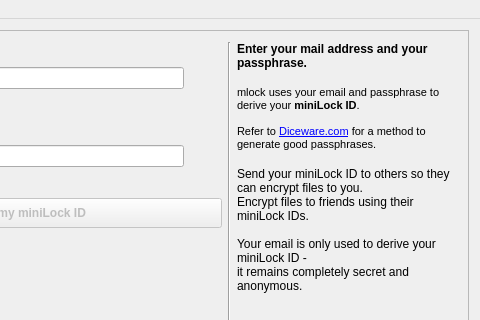
Qt form src/gui/qt-widgets/mlock-gui/mlockmainwindow.ui (andre-simon/mikrolock) before a commit; both pictures show x 217 to 697 and y 0 to 320 of the 697 by 474 pixel window.
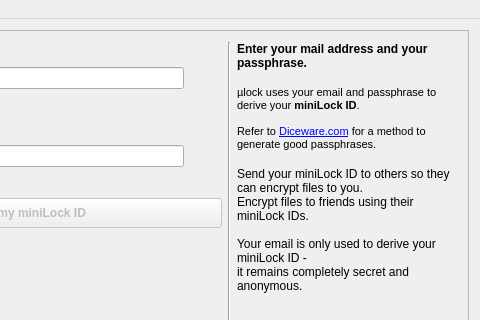
The same form after that commit. The open tabs and pages were chosen to show the change. Icons and pictures are not drawn.

The edit to the form file:
```diff
--- a/src/gui/qt-widgets/mlock-gui/mlockmainwindow.ui
+++ b/src/gui/qt-widgets/mlock-gui/mlockmainwindow.ui
@@ -303,7 +303,7 @@
 &lt;html&gt;&lt;head&gt;&lt;meta name=&quot;qrichtext&quot; content=&quot;1&quot; /&gt;&lt;style type=&quot;text/css&quot;&gt;
 p, li { white-space: pre-wrap; }
 &lt;/style&gt;&lt;/head&gt;&lt;body style=&quot; font-family:'Sans Serif'; font-size:8pt; font-weight:400; font-style:normal;&quot;&gt;
-&lt;p style=&quot; margin-top:0px; margin-bottom:0px; margin-left:0px; margin-right:0px; -qt-block-indent:0; text-indent:0px;&quot;&gt;mlock uses your email and passphrase to derive your &lt;span style=&quot; font-weight:600;&quot;&gt;miniLock ID&lt;/span&gt;.&lt;/p&gt;
+&lt;p style=&quot; margin-top:0px; margin-bottom:0px; margin-left:0px; margin-right:0px; -qt-block-indent:0; text-indent:0px;&quot;&gt;µlock uses your email and passphrase to derive your &lt;span style=&quot; font-weight:600;&quot;&gt;miniLock ID&lt;/span&gt;.&lt;/p&gt;
 &lt;p style=&quot;-qt-paragraph-type:empty; margin-top:0px; margin-bottom:0px; margin-left:0px; margin-right:0px; -qt-block-indent:0; text-indent:0px;&quot;&gt;&lt;br /&gt;&lt;/p&gt;
 &lt;p style=&quot; margin-top:0px; margin-bottom:0px; margin-left:0px; margin-right:0px; -qt-block-indent:0; text-indent:0px;&quot;&gt;Refer to &lt;a href=&quot;http://www.diceware.com&quot;&gt;&lt;span style=&quot; text-decoration: underline; color:#0000ff;&quot;&gt;Diceware.com&lt;/span&gt;&lt;/a&gt; for a method to generate good passphrases.&lt;/p&gt;&lt;/body&gt;&lt;/html&gt;</string>
             </property>
```
Left out of the diff: 6 changed lines with no effect on the pictures.
